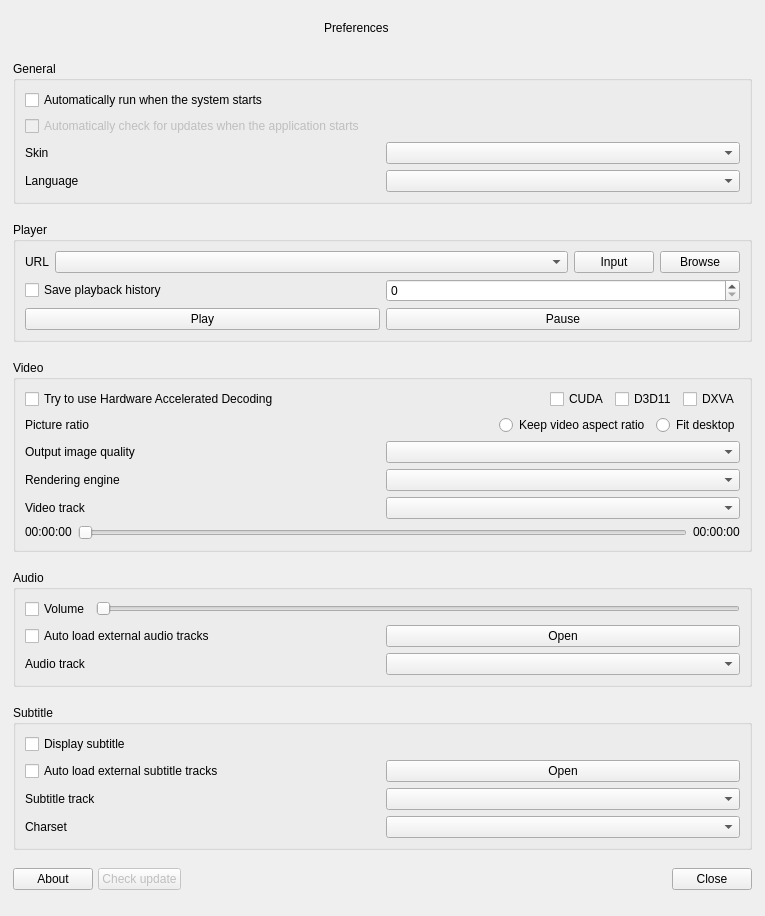
Above: src/ddmain/forms/preferencesdialog.ui from wangwenx190/dynamic-desktop before the change. Below: the same form after it.
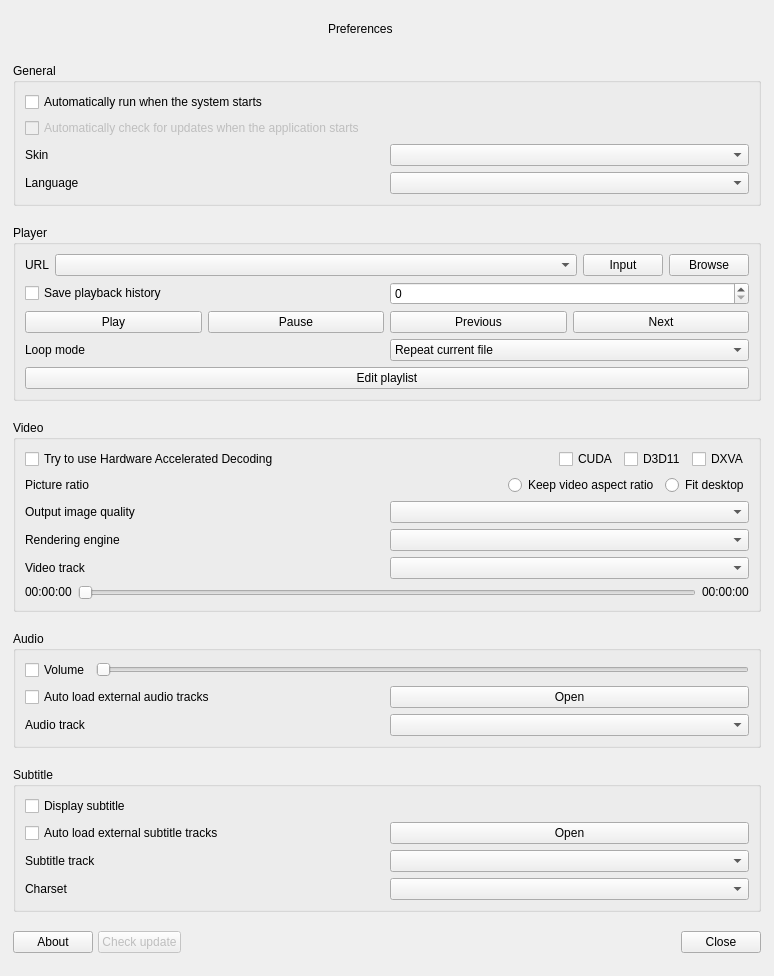
That is the form after the change. Custom widgets are drawn as their Qt base class.

The edit to the form file:
```diff
--- a/src/ddmain/forms/preferencesdialog.ui
+++ b/src/ddmain/forms/preferencesdialog.ui
@@ -6,8 +6,8 @@
    <rect>
     <x>0</x>
     <y>0</y>
-    <width>765</width>
-    <height>916</height>
+    <width>774</width>
+    <height>976</height>
    </rect>
   </property>
   <property name="sizePolicy">
@@ -340,8 +340,74 @@
           </property>
          </widget>
         </item>
+        <item>
+         <widget class="QPushButton" name="pushButton_preferencesDialog_previous">
+          <property name="text">
+           <string>Previous</string>
+          </property>
+         </widget>
+        </item>
+        <item>
+         <widget class="QPushButton" name="pushButton_preferencesDialog_next">
+          <property name="text">
+           <string>Next</string>
+          </property>
+         </widget>
+        </item>
        </layout>
       </item>
+      <item>
+       <layout class="QHBoxLayout" name="horizontalLayout_20">
+        <item>
+         <widget class="QLabel" name="label_loop_mode">
+          <property name="text">
+           <string>Loop mode</string>
+          </property>
+         </widget>
+        </item>
+        <item>
+         <widget class="QComboBox" name="comboBox_loop_mode">
+          <item>
+           <property name="text">
+            <string>Repeat current file</string>
+           </property>
+          </item>
+          <item>
+           <property name="text">
+            <string>Repeat current playlist</string>
+           </property>
+          </item>
+          <item>
+           <property name="text">
+            <string>Repeat all playlists</string>
+           </property>
+          </item>
+          <item>
+           <property name="text">
+            <string>Random file from current playlist</string>
+           </property>
+          </item>
+          <item>
+           <property name="text">
+            <string>Random file from all playlists</string>
+           </property>
+          </item>
+          <item>
+           <property name="text">
+            <string>Random playlist</string>
+           </property>
+          </item>
+         </widget>
+        </item>
+       </layout>
+      </item>
+      <item>
+       <widget class="QPushButton" name="pushButton_edit_playlist">
+        <property name="text">
+         <string>Edit playlist</string>
+        </property>
+       </widget>
+      </item>
      </layout>
     </widget>
    </item>
```
